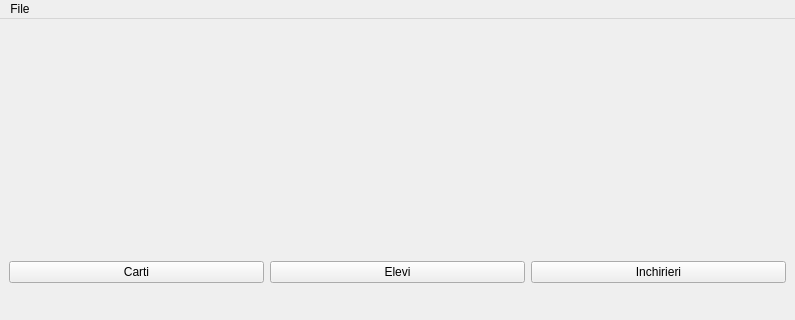
Old version of the form src/main/resources/base/UIs/main.ui in the repository nan-dre/OLDI; both pictures show x 0 to 795 and y 0 to 320 of the 795 by 547 pixel window.
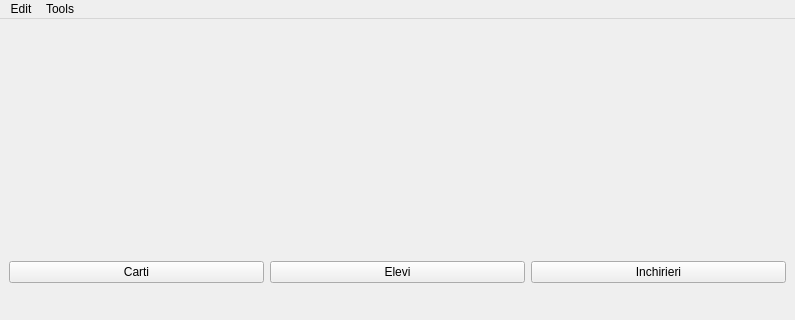
New version of the form.

Commit message: Pre student-dialog commit

```diff
--- a/src/main/resources/base/UIs/main.ui
+++ b/src/main/resources/base/UIs/main.ui
@@ -51,13 +51,20 @@
      <height>20</height>
     </rect>
    </property>
-   <widget class="QMenu" name="menuFile">
+   <widget class="QMenu" name="menuEdit">
     <property name="title">
-     <string>File</string>
+     <string>Edit</string>
     </property>
     <addaction name="actionImport"/>
    </widget>
-   <addaction name="menuFile"/>
+   <widget class="QMenu" name="menuTools">
+    <property name="title">
+     <string>Tools</string>
+    </property>
+    <addaction name="actionImport_Excel"/>
+   </widget>
+   <addaction name="menuEdit"/>
+   <addaction name="menuTools"/>
   </widget>
   <widget class="QStatusBar" name="statusbar"/>
   <action name="actionImport">
```
Left out of the diff: 28 changed lines with no effect on the pictures. The commit also changes 6 other files.
